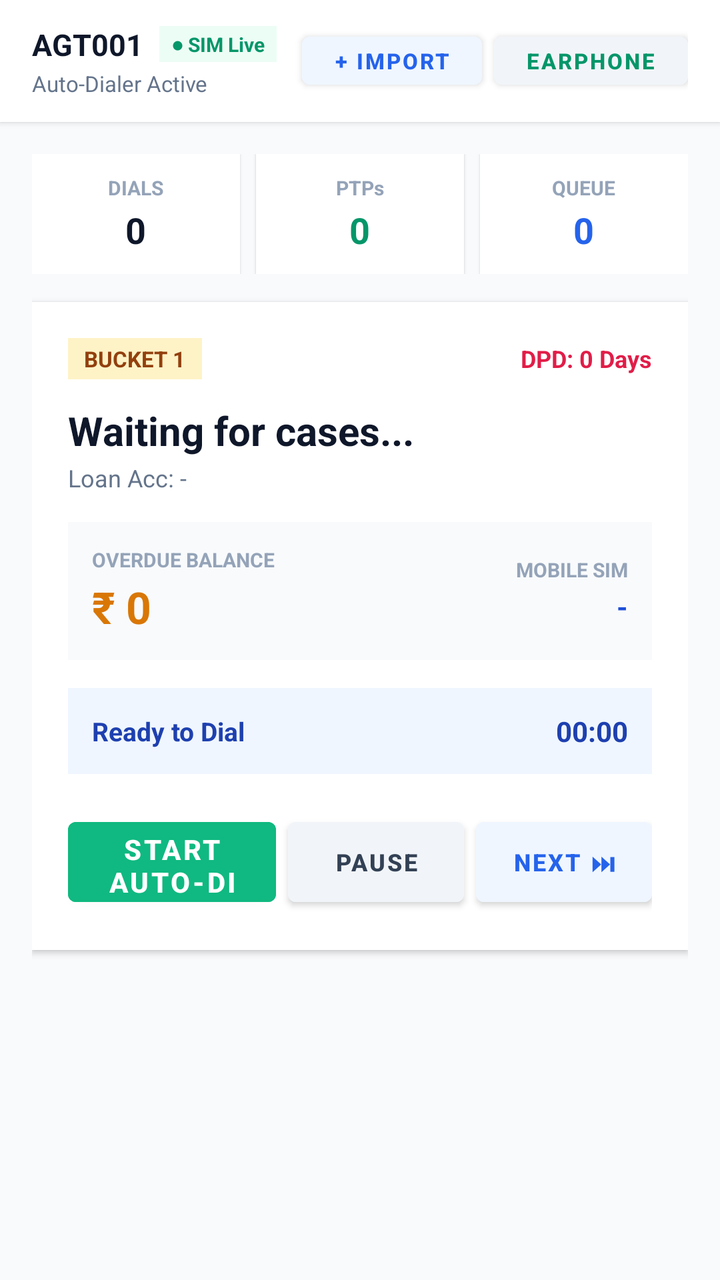
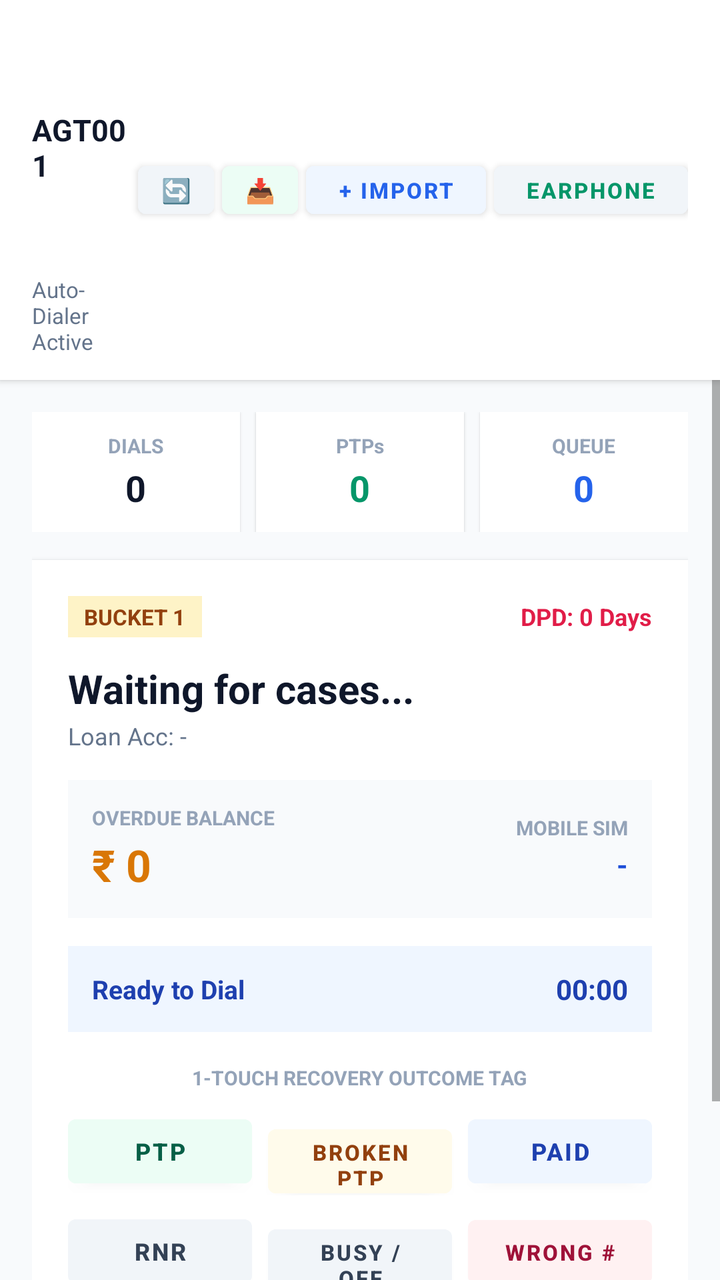

Screens rendered from an Android XML layout before and after an edit, with the pre-edit source and the edit as a unified diff.
<!-- AndroidManifest.xml: application theme Theme.DebtFlowDialer -->
<!-- res/layout/activity_main.xml -->
<?xml version="1.0" encoding="utf-8"?>
<FrameLayout xmlns:android="http://schemas.android.com/apk/res/android"
    xmlns:tools="http://schemas.android.com/tools"
    android:layout_width="match_parent"
    android:layout_height="match_parent"
    android:background="#F8FAFC">

    
    
    
    <LinearLayout
        android:id="@+id/layoutLocked"
        android:layout_width="match_parent"
        android:layout_height="match_parent"
        android:background="#FFFFFF"
        android:gravity="center"
        android:orientation="vertical"
        android:padding="32dp"
        android:visibility="gone">

        <TextView
            android:layout_width="wrap_content"
            android:layout_height="wrap_content"
            android:text="ACCESS REVOKED"
            android:textColor="#EF4444"
            android:textSize="22sp"
            android:textStyle="bold" />

        <TextView
            android:id="@+id/tvLockReason"
            android:layout_width="wrap_content"
            android:layout_height="wrap_content"
            android:layout_marginTop="12dp"
            android:gravity="center"
            android:text="This APK is deactivated by Super Administrator. Local records wiped."
            android:textColor="#64748B"
            android:textSize="13sp" />
    </LinearLayout>

    
    
    
    <LinearLayout
        android:id="@+id/layoutLogin"
        android:layout_width="match_parent"
        android:layout_height="match_parent"
        android:background="#F8FAFC"
        android:gravity="center"
        android:orientation="vertical"
        android:padding="24dp"
        android:visibility="gone">

        
        <LinearLayout
            android:layout_width="match_parent"
            android:layout_height="wrap_content"
            android:background="#FFFFFF"
            android:elevation="4dp"
            android:orientation="vertical"
            android:padding="24dp">

            <TextView
                android:layout_width="wrap_content"
                android:layout_height="wrap_content"
                android:text="DebtFlow Pro"
                android:textColor="#2563EB"
                android:textSize="24sp"
                android:textStyle="bold" />

            <TextView
                android:layout_width="wrap_content"
                android:layout_height="wrap_content"
                android:layout_marginTop="4dp"
                android:text="SIM Auto-Dialer • Telecaller Login"
                android:textColor="#64748B"
                android:textSize="12sp"
                android:textStyle="bold" />

            
            <TextView
                android:layout_width="wrap_content"
                android:layout_height="wrap_content"
                android:layout_marginTop="20dp"
                android:text="AGENT ID (LOGIN ID)"
                android:textColor="#475569"
                android:textSize="11sp"
                android:textStyle="bold" />

            <EditText
                android:id="@+id/etAgentCode"
                android:layout_width="match_parent"
                android:layout_height="48dp"
                android:layout_marginTop="6dp"
                android:background="#F1F5F9"
                android:hint="e.g. AGT001"
                android:inputType="textCapCharacters"
                android:paddingHorizontal="14dp"
                android:textColor="#0F172A"
                android:textColorHint="#94A3B8"
                android:textSize="14sp"
                android:textStyle="bold" />

            
            <TextView
                android:layout_width="wrap_content"
                android:layout_height="wrap_content"
                android:layout_marginTop="14dp"
                android:text="PASSWORD"
                android:textColor="#475569"
                android:textSize="11sp"
                android:textStyle="bold" />

            <EditText
                android:id="@+id/etAgentPassword"
                android:layout_width="match_parent"
                android:layout_height="48dp"
                android:layout_marginTop="6dp"
                android:background="#F1F5F9"
                android:hint="Enter password"
                android:inputType="textPassword"
                android:paddingHorizontal="14dp"
                android:textColor="#0F172A"
                android:textColorHint="#94A3B8"
                android:textSize="14sp" />

            
            <TextView
                android:layout_width="match_parent"
                android:layout_height="wrap_content"
                android:layout_marginTop="14dp"
                android:background="#EFF6FF"
                android:padding="10dp"
                android:text="⚡ Fast SIM Auto-Dialing • Multi-Device Access Enabled"
                android:textColor="#1E40AF"
                android:textSize="11sp" />

            
            <Button
                android:id="@+id/btnLoginSubmit"
                android:layout_width="match_parent"
                android:layout_height="48dp"
                android:layout_marginTop="20dp"
                android:backgroundTint="#2563EB"
                android:text="Enter Cockpit"
                android:textColor="#FFFFFF"
                android:textSize="13sp"
                android:textStyle="bold" />
        </LinearLayout>
    </LinearLayout>

    
    
    
    <LinearLayout
        android:id="@+id/layoutDialer"
        android:layout_width="match_parent"
        android:layout_height="match_parent"
        android:background="#F8FAFC"
        android:orientation="vertical"
        android:visibility="visible">

        
        <LinearLayout
            android:layout_width="match_parent"
            android:layout_height="wrap_content"
            android:background="#FFFFFF"
            android:elevation="2dp"
            android:gravity="center_vertical"
            android:orientation="horizontal"
            android:paddingHorizontal="16dp"
            android:paddingVertical="12dp">

            <LinearLayout
                android:layout_width="0dp"
                android:layout_height="wrap_content"
                android:layout_weight="1"
                android:orientation="vertical">

                <LinearLayout
                    android:layout_width="wrap_content"
                    android:layout_height="wrap_content"
                    android:gravity="center_vertical"
                    android:orientation="horizontal">

                    <TextView
                        android:id="@+id/tvQueueProgress"
                        android:layout_width="wrap_content"
                        android:layout_height="wrap_content"
                        android:text="AGT001"
                        android:textColor="#0F172A"
                        android:textSize="15sp"
                        android:textStyle="bold" />

                    <TextView
                        android:layout_width="wrap_content"
                        android:layout_height="wrap_content"
                        android:layout_marginStart="8dp"
                        android:background="#ECFDF5"
                        android:paddingHorizontal="6dp"
                        android:paddingVertical="2dp"
                        android:text="● SIM Live"
                        android:textColor="#059669"
                        android:textSize="10sp"
                        android:textStyle="bold" />
                </LinearLayout>

                <TextView
                    android:id="@+id/tvHeaderSubtext"
                    android:layout_width="wrap_content"
                    android:layout_height="wrap_content"
                    android:layout_marginTop="2dp"
                    android:text="Auto-Dialer Active"
                    android:textColor="#64748B"
                    android:textSize="11sp" />
            </LinearLayout>

            
            <Button
                android:id="@+id/btnAgentImport"
                android:layout_width="wrap_content"
                android:layout_height="36dp"
                android:backgroundTint="#EFF6FF"
                android:text="+ Import"
                android:textColor="#2563EB"
                android:textSize="11sp"
                android:textStyle="bold" />

            <Button
                android:id="@+id/btnAudioToggle"
                android:layout_width="wrap_content"
                android:layout_height="36dp"
                android:layout_marginStart="6dp"
                android:backgroundTint="#F1F5F9"
                android:text="Earphone"
                android:textColor="#059669"
                android:textSize="11sp"
                android:textStyle="bold" />
        </LinearLayout>

        <ScrollView
            android:layout_width="match_parent"
            android:layout_height="0dp"
            android:layout_weight="1"
            android:fillViewport="true">

            <LinearLayout
                android:layout_width="match_parent"
                android:layout_height="wrap_content"
                android:orientation="vertical"
                android:padding="16dp">

                
                <LinearLayout
                    android:layout_width="match_parent"
                    android:layout_height="wrap_content"
                    android:orientation="horizontal">

                    <LinearLayout
                        android:layout_width="0dp"
                        android:layout_height="wrap_content"
                        android:layout_marginEnd="4dp"
                        android:layout_weight="1"
                        android:background="#FFFFFF"
                        android:elevation="1dp"
                        android:gravity="center"
                        android:orientation="vertical"
                        android:padding="10dp">

                        <TextView
                            android:layout_width="wrap_content"
                            android:layout_height="wrap_content"
                            android:text="DIALS"
                            android:textColor="#94A3B8"
                            android:textSize="10sp"
                            android:textStyle="bold" />

                        <TextView
                            android:id="@+id/tvStatDials"
                            android:layout_width="wrap_content"
                            android:layout_height="wrap_content"
                            android:layout_marginTop="2dp"
                            android:text="0"
                            android:textColor="#0F172A"
                            android:textSize="18sp"
                            android:textStyle="bold" />
                    </LinearLayout>

                    <LinearLayout
                        android:layout_width="0dp"
                        android:layout_height="wrap_content"
                        android:layout_marginHorizontal="4dp"
                        android:layout_weight="1"
                        android:background="#FFFFFF"
                        android:elevation="1dp"
                        android:gravity="center"
                        android:orientation="vertical"
                        android:padding="10dp">

                        <TextView
                            android:layout_width="wrap_content"
                            android:layout_height="wrap_content"
                            android:text="PTPs"
                            android:textColor="#94A3B8"
                            android:textSize="10sp"
                            android:textStyle="bold" />

                        <TextView
                            android:id="@+id/tvStatPtps"
                            android:layout_width="wrap_content"
                            android:layout_height="wrap_content"
                            android:layout_marginTop="2dp"
                            android:text="0"
                            android:textColor="#059669"
                            android:textSize="18sp"
                            android:textStyle="bold" />
                    </LinearLayout>

                    <LinearLayout
                        android:layout_width="0dp"
                        android:layout_height="wrap_content"
                        android:layout_marginStart="4dp"
                        android:layout_weight="1"
                        android:background="#FFFFFF"
                        android:elevation="1dp"
                        android:gravity="center"
                        android:orientation="vertical"
                        android:padding="10dp">

                        <TextView
                            android:layout_width="wrap_content"
                            android:layout_height="wrap_content"
                            android:text="QUEUE"
                            android:textColor="#94A3B8"
                            android:textSize="10sp"
                            android:textStyle="bold" />

                        <TextView
                            android:id="@+id/tvStatQueue"
                            android:layout_width="wrap_content"
                            android:layout_height="wrap_content"
                            android:layout_marginTop="2dp"
                            android:text="0"
                            android:textColor="#2563EB"
                            android:textSize="18sp"
                            android:textStyle="bold" />
                    </LinearLayout>
                </LinearLayout>

                
                <LinearLayout
                    android:layout_width="match_parent"
                    android:layout_height="wrap_content"
                    android:layout_marginTop="14dp"
                    android:background="#FFFFFF"
                    android:elevation="2dp"
                    android:orientation="vertical"
                    android:padding="18dp">

                    
                    <LinearLayout
                        android:layout_width="match_parent"
                        android:layout_height="wrap_content"
                        android:gravity="center_vertical"
                        android:orientation="horizontal">

                        <TextView
                            android:id="@+id/tvBucket"
                            android:layout_width="wrap_content"
                            android:layout_height="wrap_content"
                            android:background="#FEF3C7"
                            android:paddingHorizontal="8dp"
                            android:paddingVertical="3dp"
                            android:text="BUCKET 1"
                            android:textColor="#92400E"
                            android:textSize="11sp"
                            android:textStyle="bold" />

                        <View
                            android:layout_width="0dp"
                            android:layout_height="1dp"
                            android:layout_weight="1" />

                        <TextView
                            android:id="@+id/tvDpd"
                            android:layout_width="wrap_content"
                            android:layout_height="wrap_content"
                            android:text="DPD: 0 Days"
                            android:textColor="#E11D48"
                            android:textSize="12sp"
                            android:textStyle="bold" />
                    </LinearLayout>

                    
                    <TextView
                        android:id="@+id/tvDebtorName"
                        android:layout_width="wrap_content"
                        android:layout_height="wrap_content"
                        android:layout_marginTop="12dp"
                        android:text="Waiting for cases..."
                        android:textColor="#0F172A"
                        android:textSize="20sp"
                        android:textStyle="bold" />

                    <TextView
                        android:id="@+id/tvLoanAcc"
                        android:layout_width="wrap_content"
                        android:layout_height="wrap_content"
                        android:layout_marginTop="2dp"
                        android:text="Loan Acc: -"
                        android:textColor="#64748B"
                        android:textSize="12sp" />

                    
                    <LinearLayout
                        android:layout_width="match_parent"
                        android:layout_height="wrap_content"
                        android:layout_marginTop="14dp"
                        android:background="#F8FAFC"
                        android:gravity="center_vertical"
                        android:orientation="horizontal"
                        android:padding="12dp">

                        <LinearLayout
                            android:layout_width="0dp"
                            android:layout_height="wrap_content"
                            android:layout_weight="1"
                            android:orientation="vertical">

                            <TextView
                                android:layout_width="wrap_content"
                                android:layout_height="wrap_content"
                                android:text="OVERDUE BALANCE"
                                android:textColor="#94A3B8"
                                android:textSize="10sp"
                                android:textStyle="bold" />

                            <TextView
                                android:id="@+id/tvOverdue"
                                android:layout_width="wrap_content"
                                android:layout_height="wrap_content"
                                android:layout_marginTop="2dp"
                                android:text="₹ 0"
                                android:textColor="#D97706"
                                android:textSize="22sp"
                                android:textStyle="bold" />
                        </LinearLayout>

                        <LinearLayout
                            android:layout_width="wrap_content"
                            android:layout_height="wrap_content"
                            android:gravity="end"
                            android:orientation="vertical">

                            <TextView
                                android:layout_width="wrap_content"
                                android:layout_height="wrap_content"
                                android:text="MOBILE SIM"
                                android:textColor="#94A3B8"
                                android:textSize="10sp"
                                android:textStyle="bold" />

                            <TextView
                                android:id="@+id/tvPhone"
                                android:layout_width="wrap_content"
                                android:layout_height="wrap_content"
                                android:layout_marginTop="2dp"
                                android:text="-"
                                android:textColor="#1D4ED8"
                                android:textSize="14sp"
                                android:textStyle="bold" />
                        </LinearLayout>
                    </LinearLayout>

                    
                    <LinearLayout
                        android:layout_width="match_parent"
                        android:layout_height="wrap_content"
                        android:layout_marginTop="14dp"
                        android:background="#EFF6FF"
                        android:gravity="center_vertical"
                        android:orientation="horizontal"
                        android:padding="12dp">

                        <TextView
                            android:id="@+id/tvCallStatus"
                            android:layout_width="0dp"
                            android:layout_height="wrap_content"
                            android:layout_weight="1"
                            android:text="Ready to Dial"
                            android:textColor="#1E40AF"
                            android:textSize="13sp"
                            android:textStyle="bold" />

                        <TextView
                            android:id="@+id/tvCallTimer"
                            android:layout_width="wrap_content"
                            android:layout_height="wrap_content"
                            android:text="00:00"
                            android:textColor="#1E40AF"
                            android:textSize="14sp"
                            android:textStyle="bold" />
                    </LinearLayout>

                    
                    <LinearLayout
                        android:id="@+id/layoutDispositions"
                        android:layout_width="match_parent"
                        android:layout_height="wrap_content"
                        android:layout_marginTop="16dp"
                        android:orientation="vertical"
                        android:visibility="gone">

                        <TextView
                            android:layout_width="wrap_content"
                            android:layout_height="wrap_content"
                            android:layout_gravity="center"
                            android:text="1-TOUCH RECOVERY OUTCOME TAG"
                            android:textColor="#94A3B8"
                            android:textSize="10sp"
                            android:textStyle="bold" />

                        
                        <LinearLayout
                            android:layout_width="match_parent"
                            android:layout_height="wrap_content"
                            android:layout_marginTop="8dp"
                            android:orientation="horizontal">

                            <Button
                                android:id="@+id/btnDispPtp"
                                android:layout_width="0dp"
                                android:layout_height="44dp"
                                android:layout_marginEnd="4dp"
                                android:layout_weight="1"
                                android:backgroundTint="#ECFDF5"
                                android:text="PTP"
                                android:textColor="#065F46"
                                android:textSize="12sp"
                                android:textStyle="bold" />

                            <Button
                                android:id="@+id/btnDispBrokenPtp"
                                android:layout_width="0dp"
                                android:layout_height="44dp"
                                android:layout_marginHorizontal="4dp"
                                android:layout_weight="1"
                                android:backgroundTint="#FFFBEB"
                                android:text="Broken PTP"
                                android:textColor="#92400E"
                                android:textSize="11sp"
                                android:textStyle="bold" />

                            <Button
                                android:id="@+id/btnDispPaid"
                                android:layout_width="0dp"
                                android:layout_height="44dp"
                                android:layout_marginStart="4dp"
                                android:layout_weight="1"
                                android:backgroundTint="#EFF6FF"
                                android:text="Paid"
                                android:textColor="#1E40AF"
                                android:textSize="12sp"
                                android:textStyle="bold" />
                        </LinearLayout>

                        
                        <LinearLayout
                            android:layout_width="match_parent"
                            android:layout_height="wrap_content"
                            android:layout_marginTop="6dp"
                            android:orientation="horizontal">

                            <Button
                                android:id="@+id/btnDispRnr"
                                android:layout_width="0dp"
                                android:layout_height="44dp"
                                android:layout_marginEnd="4dp"
                                android:layout_weight="1"
                                android:backgroundTint="#F1F5F9"
                                android:text="RNR"
                                android:textColor="#334155"
                                android:textSize="12sp"
                                android:textStyle="bold" />

                            <Button
                                android:id="@+id/btnDispBusy"
                                android:layout_width="0dp"
                                android:layout_height="44dp"
                                android:layout_marginHorizontal="4dp"
                                android:layout_weight="1"
                                android:backgroundTint="#F1F5F9"
                                android:text="Busy / Off"
                                android:textColor="#334155"
                                android:textSize="11sp"
                                android:textStyle="bold" />

                            <Button
                                android:id="@+id/btnDispWrong"
                                android:layout_width="0dp"
                                android:layout_height="44dp"
                                android:layout_marginStart="4dp"
                                android:layout_weight="1"
                                android:backgroundTint="#FFF1F2"
                                android:text="Wrong #"
                                android:textColor="#9F1239"
                                android:textSize="11sp"
                                android:textStyle="bold" />
                        </LinearLayout>
                    </LinearLayout>

                    
                    <LinearLayout
                        android:layout_width="match_parent"
                        android:layout_height="wrap_content"
                        android:layout_marginTop="18dp"
                        android:gravity="center_vertical"
                        android:orientation="horizontal">

                        <Button
                            android:id="@+id/btnStartDial"
                            android:layout_width="0dp"
                            android:layout_height="52dp"
                            android:layout_weight="1"
                            android:backgroundTint="#10B981"
                            android:text="Start Auto-Dialing"
                            android:textColor="#FFFFFF"
                            android:textSize="14sp"
                            android:textStyle="bold" />

                        <Button
                            android:id="@+id/btnPause"
                            android:layout_width="wrap_content"
                            android:layout_height="52dp"
                            android:layout_marginStart="6dp"
                            android:backgroundTint="#F1F5F9"
                            android:text="Pause"
                            android:textColor="#334155"
                            android:textSize="12sp"
                            android:textStyle="bold" />

                        <Button
                            android:id="@+id/btnNextLead"
                            android:layout_width="wrap_content"
                            android:layout_height="52dp"
                            android:layout_marginStart="6dp"
                            android:backgroundTint="#EFF6FF"
                            android:text="Next ⏭"
                            android:textColor="#2563EB"
                            android:textSize="12sp"
                            android:textStyle="bold" />
                    </LinearLayout>

                </LinearLayout>

            </LinearLayout>
        </ScrollView>
    </LinearLayout>

</FrameLayout>
<!-- resources referenced by this layout -->
<resources>
  <style name="Theme.DebtFlowDialer" parent="Theme.MaterialComponents.Light.NoActionBar">
          <item name="colorPrimary">#2563EB</item>
          <item name="colorPrimaryVariant">#1D4ED8</item>
          <item name="colorOnPrimary">#FFFFFF</item>
          <item name="android:statusBarColor">#FFFFFF</item>
          <item name="android:windowLightStatusBar">true</item>
          <item name="android:navigationBarColor">#FFFFFF</item>
          <item name="android:windowLightNavigationBar">true</item>
      </style>
</resources>

<!-- the commit's change to res/layout/activity_main.xml (unified diff, before → after) -->
@@ -216,9 +216,29 @@
 
             
             <Button
+                android:id="@+id/btnRefreshQueue"
+                android:layout_width="38dp"
+                android:layout_height="36dp"
+                android:backgroundTint="#F1F5F9"
+                android:padding="0dp"
+                android:text="🔄"
+                android:textSize="12sp" />
+
+            <Button
+                android:id="@+id/btnExportFeedback"
+                android:layout_width="38dp"
+                android:layout_height="36dp"
+                android:layout_marginStart="4dp"
+                android:backgroundTint="#ECFDF5"
+                android:padding="0dp"
+                android:text="📥"
+                android:textSize="12sp" />
+
+            <Button
                 android:id="@+id/btnAgentImport"
                 android:layout_width="wrap_content"
                 android:layout_height="36dp"
+                android:layout_marginStart="4dp"
                 android:backgroundTint="#EFF6FF"
                 android:text="+ Import"
                 android:textColor="#2563EB"
@@ -229,10 +249,12 @@
                 android:id="@+id/btnAudioToggle"
                 android:layout_width="wrap_content"
                 android:layout_height="36dp"
-                android:layout_marginStart="6dp"
+                android:layout_marginStart="4dp"
                 android:backgroundTint="#F1F5F9"
                 android:text="Earphone"
                 android:textColor="#059669"
+                android:textSize="11sp"
+                android:textStyle="bold" />
                 android:textSize="11sp"
                 android:textStyle="bold" />
         </LinearLayout>
@@ -508,7 +530,7 @@
                         android:layout_height="wrap_content"
                         android:layout_marginTop="16dp"
                         android:orientation="vertical"
-                        android:visibility="gone">
+                        android:visibility="visible">
 
                         <TextView
                             android:layout_width="wrap_content"
